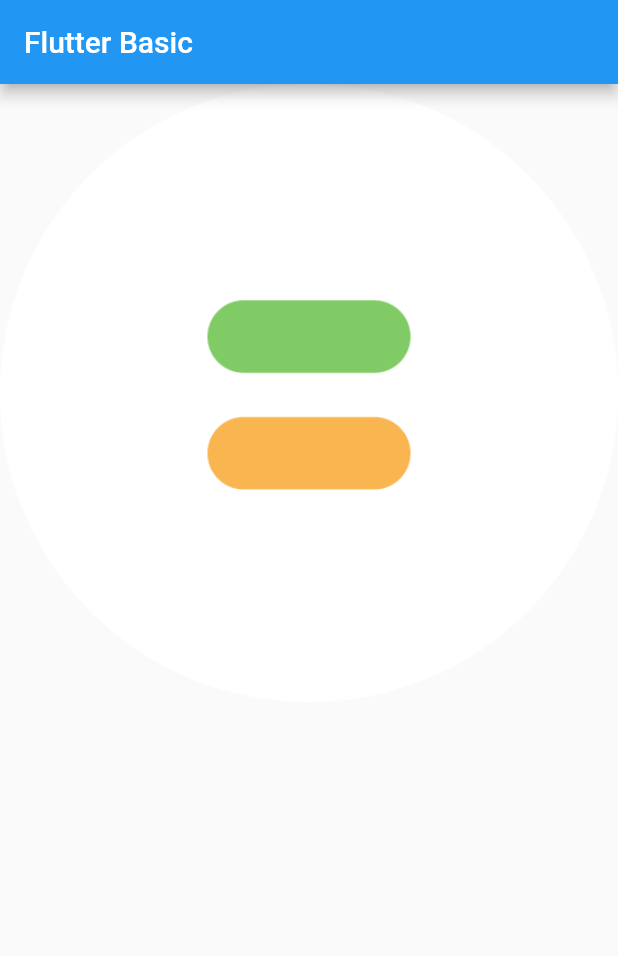
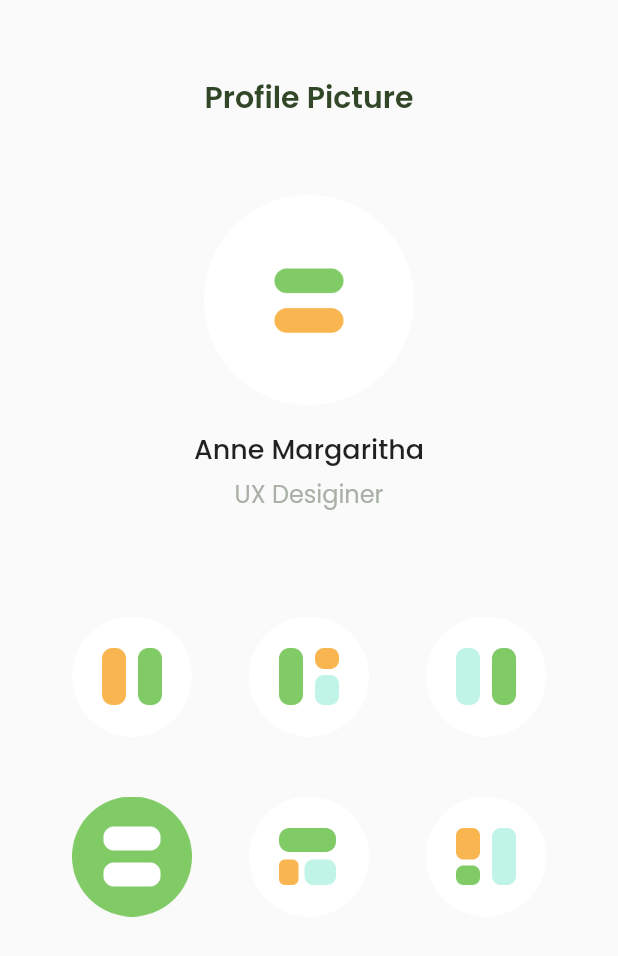
Before and after one commit to imamrobani/flutter_basic, a Flutter app: the screen it shows after launch, on a phone screen of 412 x 824 dp. Shown: the top 956 px of the screen. Run offline on Flutter 3.47's test engine with Material 2 defaults, Android fonts, the phone set to English and light mode, and no system bars; our stand-ins replace google_fonts.

Commit message:
add home page

```diff
--- a/lib/main.dart
+++ b/lib/main.dart
@@ -1,5 +1,6 @@
 import 'package:flutter/material.dart';
-import 'package:flutter_basic/theme.dart';
+import 'package:flutter_basic/pages/home_page.dart';
+import 'package:google_fonts/google_fonts.dart';
 
 void main() {
   runApp(MyApp());
@@ -10,13 +11,9 @@ class MyApp extends StatelessWidget {
   @override
   Widget build(BuildContext context) {
     return MaterialApp(
-      home: Scaffold(
-        appBar: AppBar(
-          title: Text('Flutter Basic'),
-        ),
-        body: Image.asset(
-          'assets/images/primary.png',
-        ),
+      home: HomePage(),
+      theme: ThemeData(
+        textTheme: GoogleFonts.poppinsTextTheme(),
       ),
     );
   }
--- /dev/null
+++ b/lib/pages/home_page.dart
@@ -0,0 +1,89 @@
+import 'package:flutter/material.dart';
+import 'package:flutter_basic/theme.dart';
+
+class HomePage extends StatelessWidget {
+  @override
+  Widget build(BuildContext context) {
+    return Scaffold(
+      body: SafeArea(
+        child: Center(
+          child: Column(
+            children: [
+              SizedBox(
+                height: 50,
+              ),
+              Text(
+                'Profile Picture',
+                style: TextStyle(
+                  color: primaryColor,
+                  fontSize: 20,
+                  fontWeight: FontWeight.w600,
+                ),
+              ),
+              SizedBox(
+                height: 50,
+              ),
+              Image.asset(
+                'assets/images/primary.png',
+                width: 140,
+              ),
+              SizedBox(
+                height: 16,
+              ),
+              Text(
+                'Anne Margaritha',
+                style: TextStyle(
+                  fontSize: 18,
+                  fontWeight: FontWeight.w500,
+                ),
+              ),
+              SizedBox(
+                height: 4,
+              ),
+              Text(
+                'UX Desiginer',
+                style: TextStyle(
+                  color: greyColor,
+                  fontSize: 16,
+                ),
+              ),
+              SizedBox(
+                height: 70,
+              ),
+              Wrap(
+                spacing: 38,
+                runSpacing: 40,
+                children: [
+                  Image.asset(
+                    'assets/images/item1.png',
+                    width: 80,
+                  ),
+                  Image.asset(
+                    'assets/images/item2.png',
+                    width: 80,
+                  ),
+                  Image.asset(
+                    'assets/images/item3.png',
+                    width: 80,
+                  ),
+                  Image.asset(
+                    'assets/images/item4.png',
+                    width: 80,
+                  ),
+                  Image.asset(
+                    'assets/images/item5.png',
+                    width: 80,
+                  ),
+                  Image.asset(
+                    'assets/images/item6.png',
+                    width: 80,
+                  ),
+                ],
+              ),
+            ],
+          ),
+        ),
+      ),
+    );
+  }
+}
--- a/pubspec.yaml
+++ b/pubspec.yaml
@@ -27,6 +27,7 @@ dependencies:
   # The following adds the Cupertino Icons font to your application.
   # Use with the CupertinoIcons class for iOS style icons.
   cupertino_icons: ^1.0.2
+  google_fonts: ^2.0.0
 
 dev_dependencies:
   flutter_test:
```
Also changed, not shown: pubspec.lock, 6 other files.
